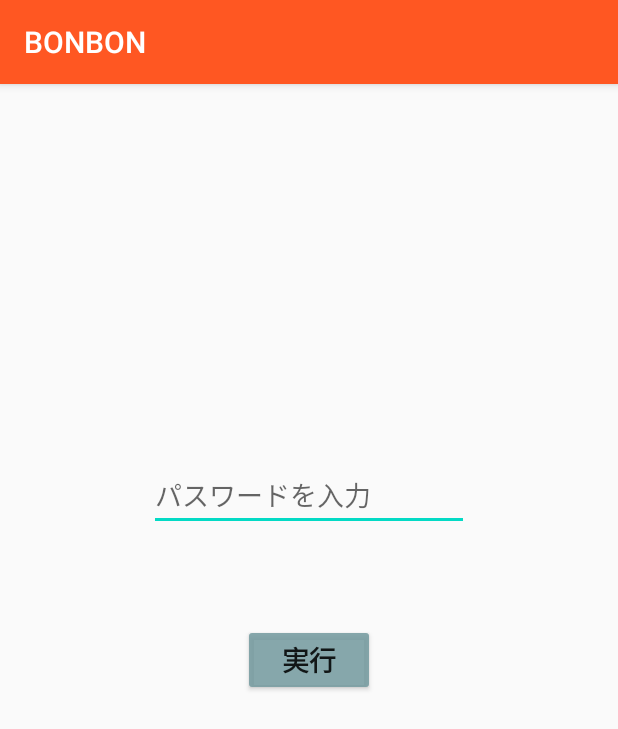
After one commit to yusuke-narusaka/PT, an Android app: the PasswordActivity screen opened directly, with no data from a screen before it, on a phone screen of 412 x 824 dp. The commit adds this screen. Shown: the top 729 px of the screen. Run offline under Robolectric (Android 15) with nearby library versions, the phone set to English and light mode, and no system bars.

Commit message:
管理者用ログインページを作成しました。

```diff
--- a/app/src/main/AndroidManifest.xml
+++ b/app/src/main/AndroidManifest.xml
@@ -15,6 +15,7 @@
         <activity android:name=".GameActivityResult" />
         <activity android:name=".GameActivitySwipe" />
         <activity android:name=".GameActivityShake" />
+        <activity android:name=".PasswordActivity" />
         <activity android:name=".ManagerActivity" />
         <activity android:name=".ManagerSubActivity" />
         <activity android:name=".ManualActivity" />
--- a/app/src/main/java/com/example/pt/MainActivity.java
+++ b/app/src/main/java/com/example/pt/MainActivity.java
@@ -78,7 +78,7 @@
         penguinsButton.setOnClickListener(new View.OnClickListener() {
             @Override
             public void onClick(View v) {
-                Intent intent = new Intent(getApplication(), ManagerActivity.class);
+                Intent intent = new Intent(getApplication(), PasswordActivity.class);
                 startActivity(intent);
             }
         });
--- /dev/null
+++ b/app/src/main/java/com/example/pt/PasswordActivity.java
@@ -0,0 +1,41 @@
+package com.example.pt;
+
+import android.content.Intent;
+import android.content.SharedPreferences;
+import android.os.Bundle;
+import android.view.View;
+import android.widget.Button;
+import android.widget.EditText;
+import android.widget.Toast;
+
+import androidx.appcompat.app.AppCompatActivity;
+
+
+public class PasswordActivity extends AppCompatActivity {
+    private SharedPreferences dataStore;
+    private EditText editTextPassword;
+    private EditText editTextNumber;
+
+    @Override
+    protected void onCreate(Bundle savedInstanceState) {
+        super.onCreate(savedInstanceState);
+        setContentView(R.layout.activity_manager_login);
+
+        editTextPassword = findViewById(R.id.Password);
+        //ユーザー登録ボタンを押したときの処理
+        Button buttonWrite = findViewById(R.id.PasswordButton);
+        buttonWrite.setOnClickListener(new View.OnClickListener() {
+            @Override
+            public void onClick(View v) {
+                // エディットテキストのテキストを取得
+                String textPassword = editTextPassword.getText().toString();
+                if(textPassword.equals("abcd")){
+                    Intent intent = new Intent(getApplication(), ManagerActivity.class);
+                    startActivity(intent);
+                }else{
+                    Toast.makeText(getApplicationContext(),"パスワードが間違っています", Toast.LENGTH_LONG).show();
+                }
+            }
+        });
+    }
+}
--- /dev/null
+++ b/app/src/main/res/layout/activity_manager_login.xml
@@ -0,0 +1,49 @@
+<?xml version="1.0" encoding="utf-8"?>
+<androidx.constraintlayout.widget.ConstraintLayout xmlns:android="http://schemas.android.com/apk/res/android"
+    xmlns:app="http://schemas.android.com/apk/res-auto"
+    xmlns:tools="http://schemas.android.com/tools"
+    android:layout_width="match_parent"
+    android:layout_height="match_parent"
+    tools:context=".MainActivity">
+
+    <ListView
+        android:id="@+id/list_view"
+        android:layout_width="match_parent"
+        android:layout_height="wrap_content"
+        app:layout_constraintStart_toStartOf="parent"
+        app:layout_constraintTop_toTopOf="parent" />
+
+
+    <EditText
+        android:id="@+id/Password"
+        android:layout_width="wrap_content"
+        android:layout_height="wrap_content"
+        android:layout_marginStart="100dp"
+        android:layout_marginTop="250dp"
+        android:layout_marginEnd="100dp"
+        android:ems="10"
+        android:fontFamily="@font/kosugimaruregular"
+        android:hint="パスワードを入力"
+        android:inputType="text"
+        app:layout_constraintEnd_toEndOf="parent"
+        app:layout_constraintStart_toStartOf="parent"
+        app:layout_constraintTop_toTopOf="parent" />
+
+    <Button
+        android:id="@+id/PasswordButton"
+        android:layout_width="wrap_content"
+        android:layout_height="wrap_content"
+        android:layout_marginStart="100dp"
+        android:layout_marginTop="360dp"
+        android:layout_marginEnd="100dp"
+        android:backgroundTint="#DC749B9F"
+        android:fontFamily="@font/kosugimaruregular"
+        android:text="実行"
+        android:textAlignment="center"
+        android:textSize="18sp"
+        android:textStyle="bold"
+        app:layout_constraintEnd_toEndOf="parent"
+        app:layout_constraintStart_toStartOf="parent"
+        app:layout_constraintTop_toTopOf="parent" />
+
+</androidx.constraintlayout.widget.ConstraintLayout>
```
